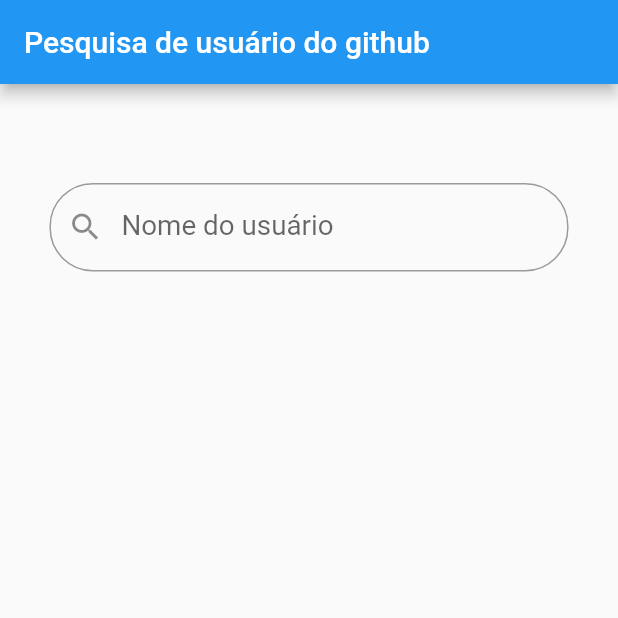
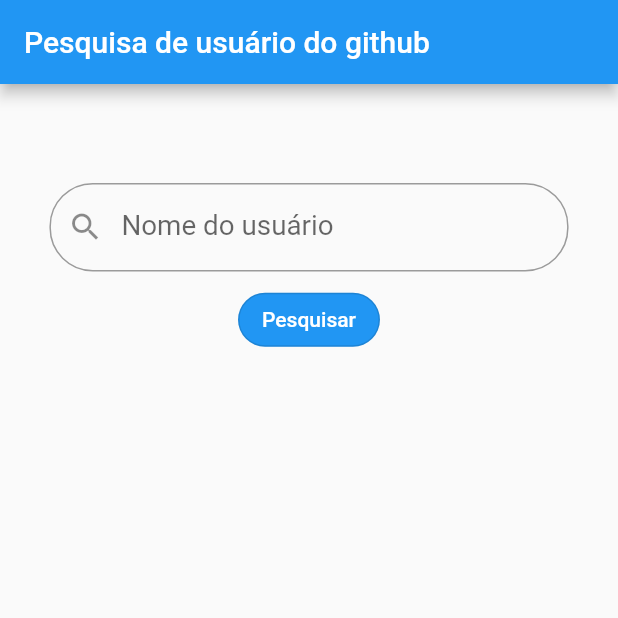
Before and after one commit to pauloed99/flutter_github_api, a Flutter app: the screen it shows after launch, on a phone screen of 412 x 824 dp, the top half of it. Run offline on Flutter 3.47's test engine with Material 2 defaults, Android fonts, the phone set to English and light mode, and no system bars; our stand-ins replace dio, get.

Commit message:
Adicionado um botão para pesquisar o usuário.

```diff
--- a/lib/app/views/pages/user_repositories_page.dart
+++ b/lib/app/views/pages/user_repositories_page.dart
@@ -30,7 +30,7 @@
               fontWeight: FontWeight.bold,
             ),
           ),
-          Expanded(child: UserRepositoriesListWidget()),
+          const Expanded(child: UserRepositoriesListWidget()),
         ],
       ),
     );
--- a/lib/app/views/pages/user_search_page.dart
+++ b/lib/app/views/pages/user_search_page.dart
@@ -23,6 +23,20 @@
         child: Column(
           children: [
             const CustomTextFieldWidget(),
+            SizedBox(height: height * .01),
+            OutlinedButton(
+              onPressed: () => controller.getAnyUser(),
+              child: const CustomTextWidget(
+                text: 'Pesquisar',
+                color: Colors.white,
+              ),
+              style: OutlinedButton.styleFrom(
+                backgroundColor: Colors.blue,
+                shape: RoundedRectangleBorder(
+                  borderRadius: BorderRadius.circular(width * .05),
+                ),
+              ),
+            ),
             SizedBox(height: height * .1),
             controller.obx(
               (state) => const UserCardWidget(),
--- a/lib/app/views/widgets/custom_text_field_widget.dart
+++ b/lib/app/views/widgets/custom_text_field_widget.dart
@@ -19,7 +19,6 @@
         labelStyle: TextStyle(fontSize: width * .045),
         prefixIcon: const Icon(Icons.search),
       ),
-      onChanged: (value) => controller.getAnyUser()
     );
   }
 }
--- a/lib/app/views/widgets/custom_text_widget.dart
+++ b/lib/app/views/widgets/custom_text_widget.dart
@@ -24,7 +24,7 @@
         color: color,
         fontSize: fontSize,
         fontWeight: fontWeight,
-        overflow: TextOverflow.clip,
+        overflow: TextOverflow.ellipsis,
       ),
       textAlign: textAlign,
     );
--- a/lib/app/views/widgets/info_repo_card_widget.dart
+++ b/lib/app/views/widgets/info_repo_card_widget.dart
@@ -39,7 +39,8 @@
       ),
       child: Row(
         children: [
-          Column(
+          Expanded(
+            child: Column(
               crossAxisAlignment: CrossAxisAlignment.start,
               children: [
                 CustomTextWidget(
@@ -85,6 +86,7 @@
                 ),
               ],
             ),
+          ),
         ],
       ),
     );
```
Also changed, not shown: lib/app/data/providers/user_provider.dart (+10 -1 lines), lib/app/data/providers/user_repositories_provider.dart (+10 -1 lines). Lines whose indentation alone changed are shown as unchanged.
